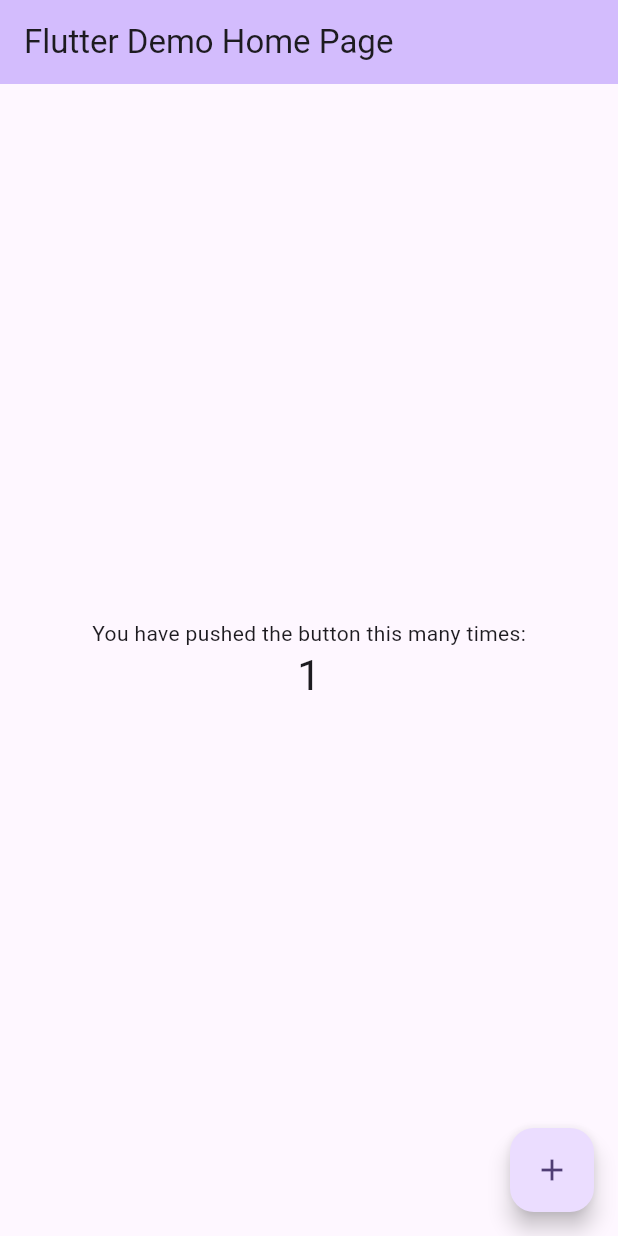
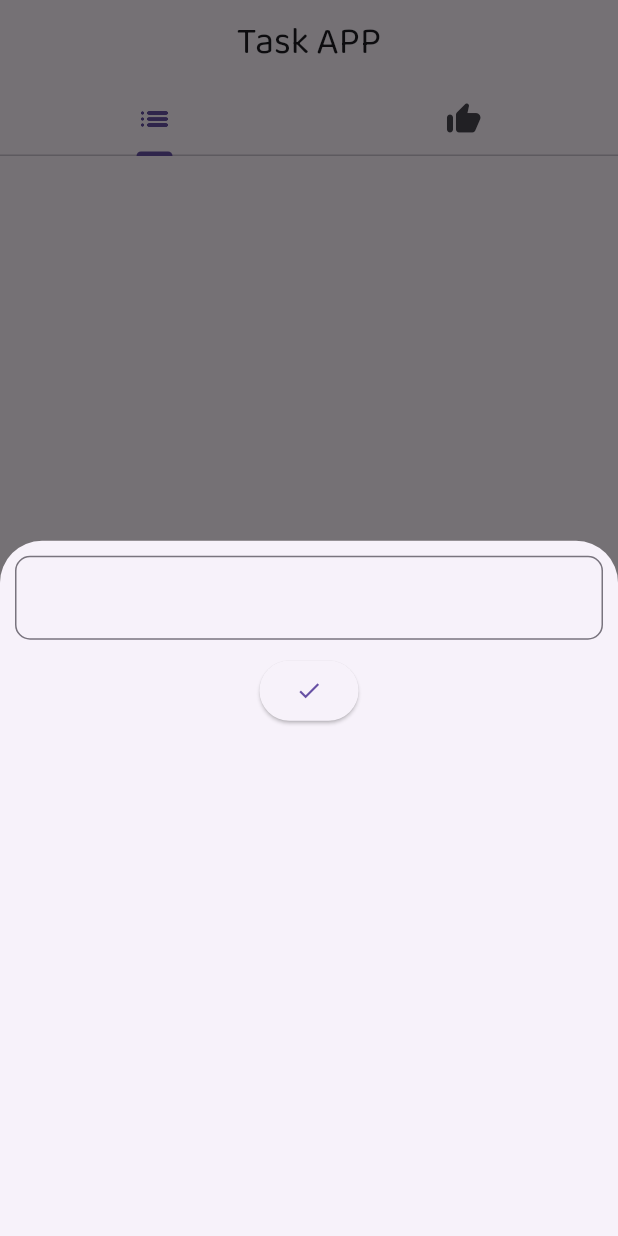
Before and after one commit to Unique-chiemerie/sql_task_app, a Flutter app: the screen it shows after launch, after a tap on the "add" icon, on a phone screen of 412 x 824 dp. Run offline on Flutter 3.47's test engine with Material 2 defaults, Android fonts, the light colour scheme and no system bars; our stand-ins replace google_fonts, sqflite; accounts and stored records are empty.

Commit message:
finalising the app

```diff
--- a/lib/main.dart
+++ b/lib/main.dart
@@ -1,125 +1,199 @@
 import 'package:flutter/material.dart';
+import 'package:google_fonts/google_fonts.dart';
+import 'package:path/path.dart';
+import 'package:sqflite/sqflite.dart';
 
-void main() {
-  runApp(const MyApp());
+//creating the database class that handles all the necessary operations: retrieving and updating;
+
+class DataBasehelper {
+  static Database? _database;
+  static const String tableName = 'task';
+
+  Future<Database> get database async {
+    if (_database != null) {
+      return _database!;
+    }
+    _database = await _initDatabase();
+    return _database!;
   }
 
-class MyApp extends StatelessWidget {
-  const MyApp({super.key});
+  Future<Database> _initDatabase() async {
+    final databasepath = await getDatabasesPath();
+    final path = join(databasepath, 'task table.db');
+    return await openDatabase(
+      path,
+      version: 1,
+      onCreate: (db, version) async {
+        await db.execute('''
+      CREATE TABLE $tableName (
+        id INTEGER PRIMARY KEY,
+       tasktext TEXT,
+       isliked INTEGER)
 
-  // This widget is the root of your application.
-  @override
-  Widget build(BuildContext context) {
-    return MaterialApp(
-      title: 'Flutter Demo',
-      theme: ThemeData(
-        // This is the theme of your application.
-        //
-        // TRY THIS: Try running your application with "flutter run". You'll see
-        // the application has a blue toolbar. Then, without quitting the app,
-        // try changing the seedColor in the colorScheme below to Colors.green
-        // and then invoke "hot reload" (save your changes or press the "hot
-        // reload" button in a Flutter-supported IDE, or press "r" if you used
-        // the command line to start the app).
-        //
-        // Notice that the counter didn't reset back to zero; the application
-        // state is not lost during the reload. To reset the state, use hot
-        // restart instead.
-        //
-        // This works for code too, not just values: Most code changes can be
-        // tested with just a hot reload.
-        colorScheme: ColorScheme.fromSeed(seedColor: Colors.deepPurple),
-        useMaterial3: true,
-      ),
-      home: const MyHomePage(title: 'Flutter Demo Home Page'),
+''');
+      },
+    );
+  }
+
+  Future<void> insertTask(String taskText, bool isLiked) async {
+    final db = await database;
+    await db
+        .insert(tableName, {'taskText': taskText, 'isliked': isLiked ? 1 : 0});
+  }
+
+  Future<List<Map<String, dynamic>>> getAllTask() async {
+    final db = await database;
+    return await db.query(tableName);
+  }
+
+  Future<void> updatetaskLike(int id, bool isLiked) async {
+    final db = await database;
+    await db.update(
+      tableName,
+      {'isliked': isLiked ? 1 : 0},
+      where: 'id = ?',
+      whereArgs: [id],
     );
   }
 }
 
-class MyHomePage extends StatefulWidget {
-  const MyHomePage({super.key, required this.title});
+void main() {
+  runApp(
+    MaterialApp(
+      debugShowCheckedModeBanner: false,
+      theme: ThemeData(useMaterial3: true),
+      home: MainScreen(),
+    ),
+  );
+}
 
-  // This widget is the home page of your application. It is stateful, meaning
-  // that it has a State object (defined below) that contains fields that affect
-  // how it looks.
-
-  // This class is the configuration for the state. It holds the values (in this
-  // case the title) provided by the parent (in this case the App widget) and
-  // used by the build method of the State. Fields in a Widget subclass are
-  // always marked "final".
-
-  final String title;
+class MainScreen extends StatefulWidget {
+  const MainScreen({super.key});
 
   @override
-  State<MyHomePage> createState() => _MyHomePageState();
+  State<MainScreen> createState() => _MainScreenState();
 }
 
-class _MyHomePageState extends State<MyHomePage> {
-  int _counter = 0;
+class _MainScreenState extends State<MainScreen> {
+  List<String> Todo = [];
+  List<bool> islikedlist = [];
+  final TextEditingController txtcontroller = TextEditingController();
+  DataBasehelper dbhelPer = DataBasehelper();
+  void addt(context) async {
+    final taskText = txtcontroller.text;
+    await dbhelPer.insertTask(taskText, false);
 
-  void _incrementCounter() {
     setState(() {
-      // This call to setState tells the Flutter framework that something has
-      // changed in this State, which causes it to rerun the build method below
-      // so that the display can reflect the updated values. If we changed
-      // _counter without calling setState(), then the build method would not be
-      // called again, and so nothing would appear to happen.
-      _counter++;
+      Todo.add(taskText);
+      islikedlist.add(false);
+    });
+    txtcontroller.clear();
+    Navigator.pop(context);
+  }
+
+  void togglelike(index) {
+    setState(() {
+      islikedlist[index] = !islikedlist[index];
     });
   }
 
   @override
   Widget build(BuildContext context) {
-    // This method is rerun every time setState is called, for instance as done
-    // by the _incrementCounter method above.
-    //
-    // The Flutter framework has been optimized to make rerunning build methods
-    // fast, so that you can just rebuild anything that needs updating rather
-    // than having to individually change instances of widgets.
-    return Scaffold(
+    return DefaultTabController(
+        length: 2,
+        child: Scaffold(
           appBar: AppBar(
-        // TRY THIS: Try changing the color here to a specific color (to
-        // Colors.amber, perhaps?) and trigger a hot reload to see the AppBar
-        // change color while the other colors stay the same.
-        backgroundColor: Theme.of(context).colorScheme.inversePrimary,
-        // Here we take the value from the MyHomePage object that was created by
-        // the App.build method, and use it to set our appbar title.
-        title: Text(widget.title),
+            centerTitle: true,
+            title: Text(
+              'Task APP',
+              style: GoogleFonts.baloo2(
+                textStyle: const TextStyle(fontSize: 25),
               ),
-      body: Center(
-        // Center is a layout widget. It takes a single child and positions it
-        // in the middle of the parent.
-        child: Column(
-          // Column is also a layout widget. It takes a list of children and
-          // arranges them vertically. By default, it sizes itself to fit its
-          // children horizontally, and tries to be as tall as its parent.
-          //
-          // Column has various properties to control how it sizes itself and
-          // how it positions its children. Here we use mainAxisAlignment to
-          // center the children vertically; the main axis here is the vertical
-          // axis because Columns are vertical (the cross axis would be
-          // horizontal).
-          //
-          // TRY THIS: Invoke "debug painting" (choose the "Toggle Debug Paint"
-          // action in the IDE, or press "p" in the console), to see the
-          // wireframe for each widget.
-          mainAxisAlignment: MainAxisAlignment.center,
-          children: <Widget>[
-            const Text(
-              'You have pushed the button this many times:',
             ),
-            Text(
-              '$_counter',
-              style: Theme.of(context).textTheme.headlineMedium,
+            bottom: const TabBar(
+              tabs: [
+                Tab(
+                  icon: Icon(
+                    Icons.list_rounded,
+                  ),
+                ),
+                Tab(
+                  icon: Icon(Icons.thumb_up_alt_rounded),
                 ),
               ],
             ),
           ),
+          body: TabBarView(
+            children: [
+              //this is the content of the list
+              ListView.builder(
+                itemCount: Todo.length,
+                itemBuilder: (context, index) {
+                  return ListTile(
+                    title: Text(
+                      Todo[index],
+                    ),
+                    trailing: IconButton(
+                        onPressed: () {
+                          togglelike(index);
+                        },
+                        icon: islikedlist[index]
+                            ? const Icon(
+                                Icons.thumb_up_sharp,
+                                color: Colors.red,
+                              )
+                            : const Icon(Icons.thumb_up)),
+                  );
+                },
+              ),
+              //this is for the favourited buttons
+              ListView.builder(
+                itemCount: islikedlist.length,
+                itemBuilder: (context, index) {
+                  if (islikedlist[index] == true) {
+                    return ListTile(
+                      title: Text(
+                        Todo[index],
+                      ),
+                    );
+                  } else {
+                    return const SizedBox.shrink();
+                  }
+                },
+              ),
+            ],
+          ),
           floatingActionButton: FloatingActionButton(
-        onPressed: _incrementCounter,
-        tooltip: 'Increment',
+            onPressed: () {
+              showModalBottomSheet(
+                context: context,
+                builder: (context) {
+                  return Column(
+                    children: [
+                      Padding(
+                        padding: const EdgeInsets.all(10),
+                        child: TextField(
+                          controller: txtcontroller,
+                          decoration: InputDecoration(
+                            border: OutlineInputBorder(
+                              borderRadius: BorderRadius.circular(10),
+                            ),
+                          ),
+                        ),
+                      ),
+                      ElevatedButton(
+                        onPressed: () {
+                          addt(context);
+                        },
+                        child: const Icon(Icons.check),
+                      ),
+                    ],
+                  );
+                },
+              );
+            },
             child: const Icon(Icons.add),
-      ), // This trailing comma makes auto-formatting nicer for build methods.
-    );
+          ),
+        ));
   }
 }
```
Lines whose indentation alone changed are shown as unchanged.
